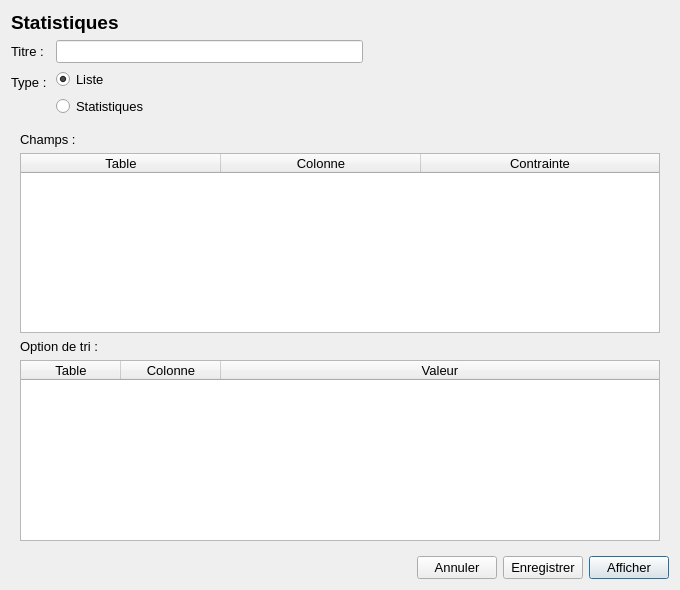
Qt form GUI/statistique.ui (samueldrouin/PyGuide) before a commit.
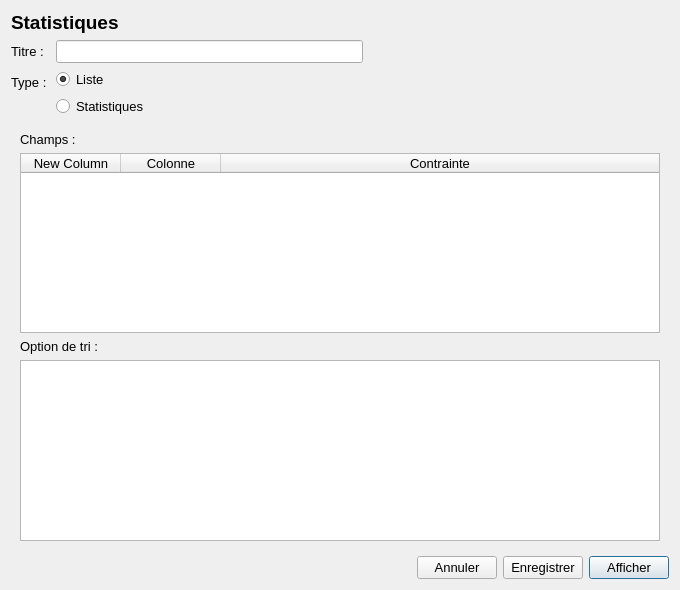
The same form after that commit.

Commit message:
Revert "Retrait des combinaison de champ impossible dans la base de donnee"
This reverts commit 00a5851c7a1ec376792ee2b886648f15ad3c1099.

Diff of the .ui file:
```diff
--- a/GUI/statistique.ui
+++ b/GUI/statistique.ui
@@ -114,18 +114,12 @@
       </item>
       <item>
        <widget class="QTableWidget" name="tbl_champs">
-        <property name="alternatingRowColors">
-         <bool>true</bool>
-        </property>
-        <attribute name="horizontalHeaderDefaultSectionSize">
-         <number>200</number>
-        </attribute>
         <attribute name="horizontalHeaderStretchLastSection">
          <bool>true</bool>
         </attribute>
         <column>
          <property name="text">
-          <string>Table</string>
+          <string>New Column</string>
          </property>
         </column>
         <column>
@@ -152,21 +146,6 @@
         <attribute name="horizontalHeaderStretchLastSection">
          <bool>true</bool>
         </attribute>
-        <column>
-         <property name="text">
-          <string>Table</string>
-         </property>
-        </column>
-        <column>
-         <property name="text">
-          <string>Colonne</string>
-         </property>
-        </column>
-        <column>
-         <property name="text">
-          <string>Valeur</string>
-         </property>
-        </column>
        </widget>
       </item>
      </layout>
```
The commit also changes 1 other file.
